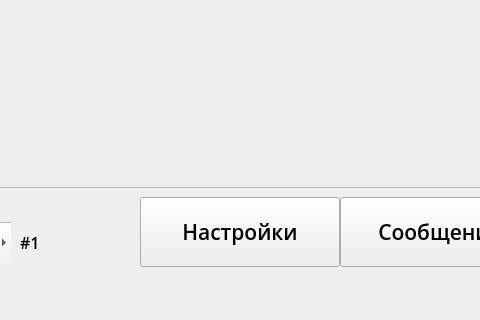
tomyqg/topaz-m, file mainwindow.ui: the form before one commit; both pictures show x 360 to 840 and y 480 to 800 of the 1280 by 800 pixel window.
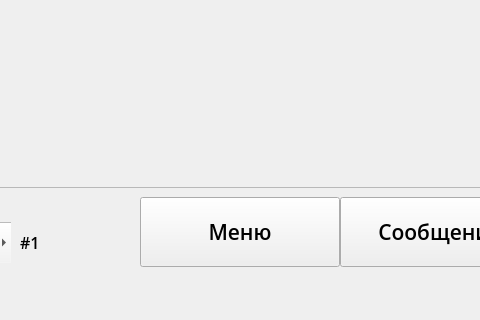
The form after the commit. Icons and pictures are not drawn. Custom widgets are drawn as their Qt base class.

Commit message: сделал скелетон иерархического меню как у эндреса

Patch:
```diff
--- a/mainwindow.ui
+++ b/mainwindow.ui
@@ -97,7 +97,7 @@
      <enum>Qt::ClickFocus</enum>
     </property>
     <property name="text">
-     <string>Настройки</string>
+     <string>Меню</string>
     </property>
    </widget>
    <widget class="QPushButton" name="pushButton_4">
```
The commit also changes 8 other files.
